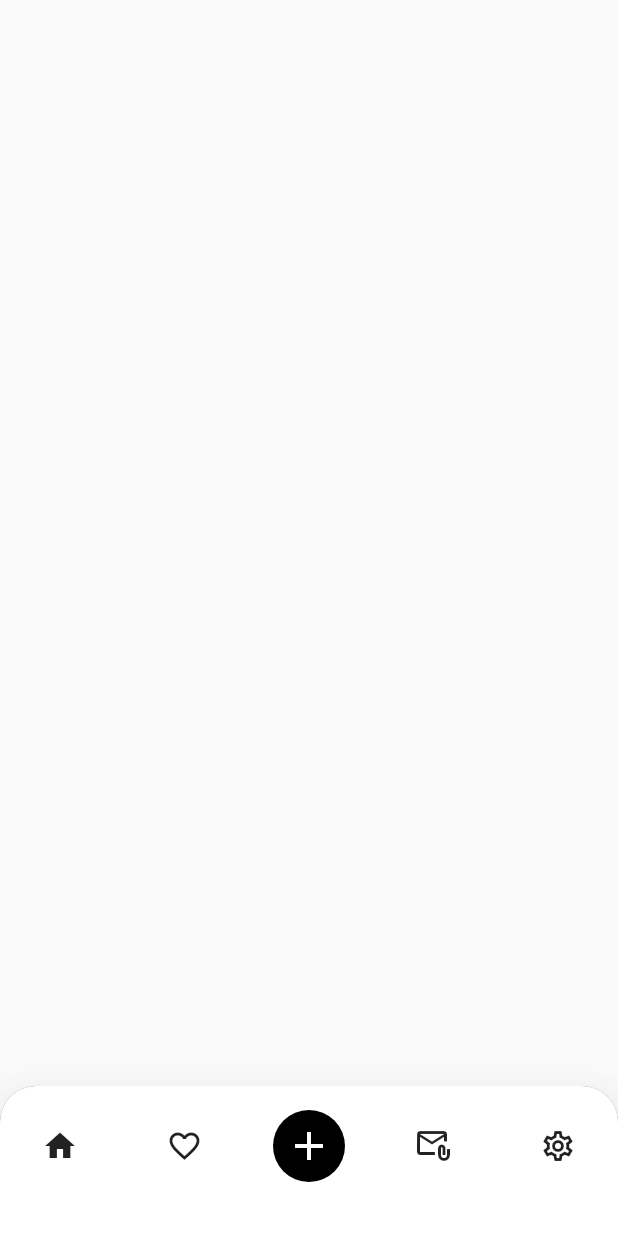
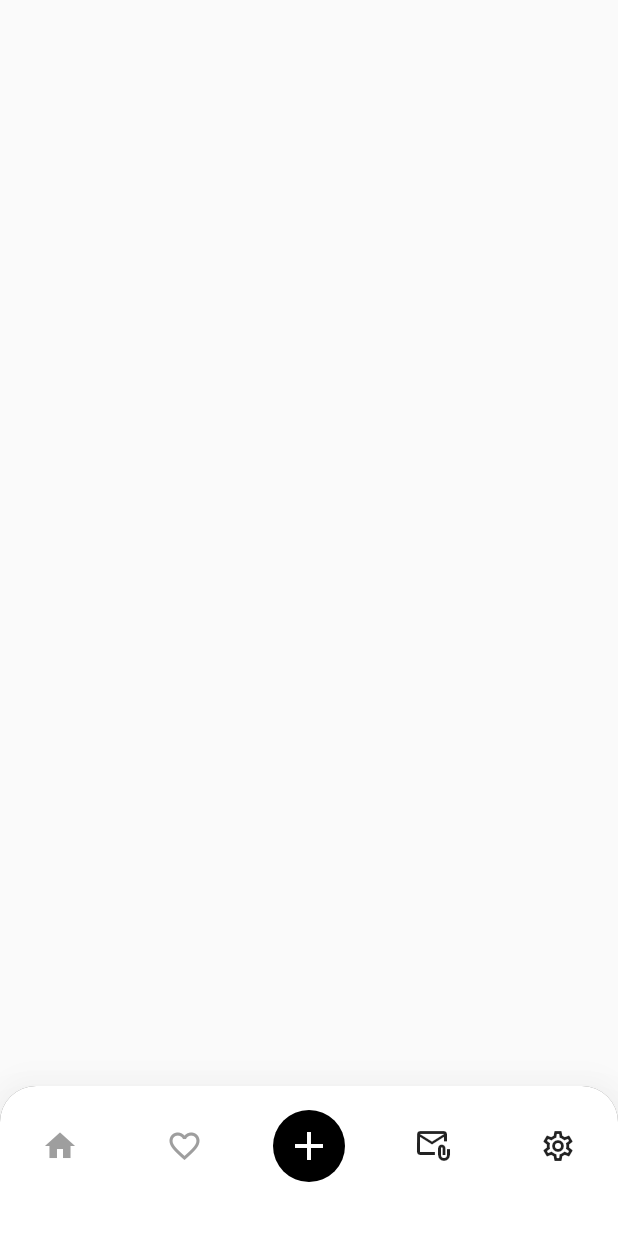
Before and after one commit to JAICHANGPARK/flutter_notebook_17th_story, a Flutter app: the screen it shows after launch, after a tap on the "attach email" icon, on a phone screen of 412 x 824 dp. Run offline on Flutter 3.47's test engine with Material 2 defaults, Android fonts, the phone set to English and light mode, and no system bars; our stand-ins replace cached_network_image, fl_chart, flutter_riverpod, ionicons, percent_indicator.

Commit message:
Update vehicle_main_page.dart

```diff
--- a/lib/ep1011_vehicle_retailer_app/src/vehicle_main_page.dart
+++ b/lib/ep1011_vehicle_retailer_app/src/vehicle_main_page.dart
@@ -9,6 +9,8 @@ class VehicleMainPage extends StatefulWidget {
 }
 
 class _VehicleMainPageState extends State<VehicleMainPage> {
+  int _btmTabIndex = 0;
+
   @override
   Widget build(BuildContext context) {
     return Scaffold(
@@ -39,16 +41,41 @@ class _VehicleMainPageState extends State<VehicleMainPage> {
                       Row(
                         mainAxisAlignment: MainAxisAlignment.spaceBetween,
                         children: [
-                          IconButton(onPressed: () {}, icon: const Icon(Icons.home)),
-                          IconButton(onPressed: () {}, icon: const Icon(Icons.favorite_border)),
+                          IconButton(
+                            onPressed: () {
+                              setState(() {
+                                _btmTabIndex = 0;
+                              });
+
+                            },
+                            icon: const Icon(Icons.home),
+                            color: _btmTabIndex == 0 ? Colors.black : Colors.grey,
+                          ),
+                          IconButton(onPressed: () {
+                            setState(() {
+                              _btmTabIndex = 1;
+                            });
+                          }, icon: const Icon(Icons.favorite_border),
+                            color: _btmTabIndex == 1 ? Colors.black : Colors.grey,),
                           const CircleAvatar(
                             radius: 24,
                             backgroundColor: Colors.black,
-                            child: Icon(Icons.add, size: 32,),
+                            child: Icon(
+                              Icons.add,
+                              size: 32,
+                            ),
                             foregroundColor: Colors.white,
                           ),
-                          IconButton(onPressed: () {}, icon: const Icon(Icons.attach_email_outlined)),
-                          IconButton(onPressed: () {}, icon: const Icon(Icons.settings_outlined))
+                          IconButton(onPressed: () {
+                            setState(() {
+                              _btmTabIndex = 2;
+                            });
+                          }, icon: const Icon(Icons.attach_email_outlined)),
+                          IconButton(onPressed: () {
+                            setState(() {
+                              _btmTabIndex = 3;
+                            });
+                          }, icon: const Icon(Icons.settings_outlined))
                         ],
                       ),
                       const SizedBox(
```
